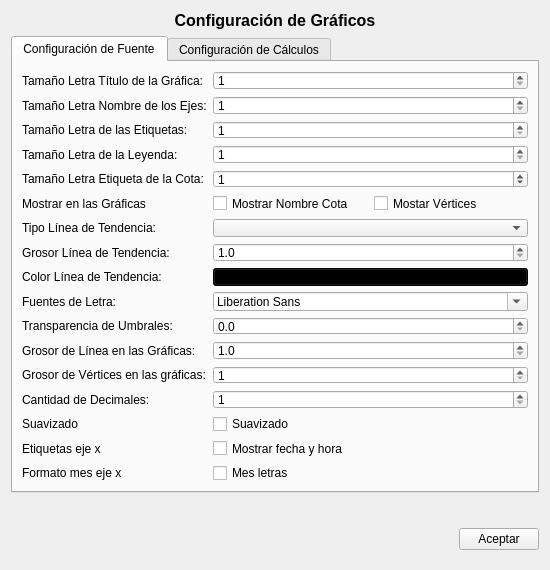
This is ui/ajustessoftware.ui in ivanrv23/E-Monitoring-SqlServer as Qt 5 draws it before an edit. The edited form follows.
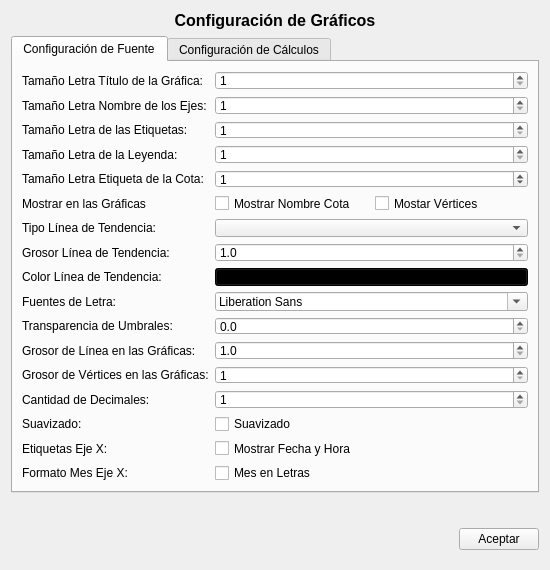
This is the edited form.

What changed in the file:
```diff
--- a/ui/ajustessoftware.ui
+++ b/ui/ajustessoftware.ui
@@ -99,7 +99,7 @@
             <item row="12" column="0">
              <widget class="QLabel" name="label_13">
               <property name="text">
-               <string>Grosor de Vértices en las gráficas:</string>
+               <string>Grosor de Vértices en las Gráficas:</string>
               </property>
              </widget>
             </item>
@@ -338,42 +338,42 @@
             <item row="14" column="0">
              <widget class="QLabel" name="label_14">
               <property name="text">
-               <string>Suavizado</string>
+               <string>Suavizado: </string>
               </property>
              </widget>
             </item>
             <item row="15" column="0">
              <widget class="QLabel" name="label_17">
               <property name="text">
-               <string>Etiquetas eje x</string>
+               <string>Etiquetas Eje X: </string>
               </property>
              </widget>
             </item>
             <item row="16" column="0">
              <widget class="QLabel" name="label_18">
               <property name="text">
-               <string>Formato mes eje x</string>
+               <string>Formato Mes Eje X: </string>
               </property>
              </widget>
             </item>
             <item row="14" column="1" colspan="2">
              <widget class="QCheckBox" name="check_suavizado">
               <property name="text">
-               <string>Suavizado</string>
+               <string>Suavizado </string>
               </property>
              </widget>
             </item>
             <item row="15" column="1" colspan="2">
              <widget class="QCheckBox" name="check_fechahora">
               <property name="text">
-               <string>Mostrar fecha y hora</string>
+               <string>Mostrar Fecha y Hora</string>
               </property>
              </widget>
             </item>
             <item row="16" column="1" colspan="2">
              <widget class="QCheckBox" name="check_mesletras">
               <property name="text">
-               <string>Mes letras</string>
+               <string>Mes en Letras</string>
               </property>
              </widget>
             </item>
```
Left out of the diff: 8 changed lines with no effect on the pictures.
